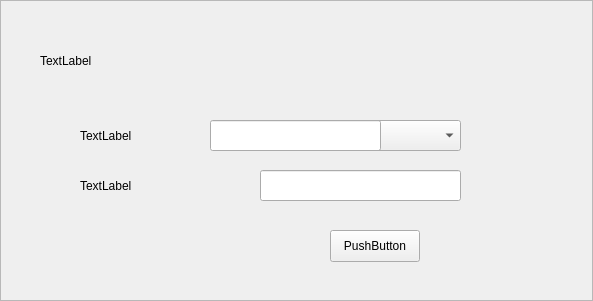
The window that lwrma/src/app/ui/ReConnectWifi.ui (SiteView/Lenovo) describes before a commit, drawn with Qt 5.
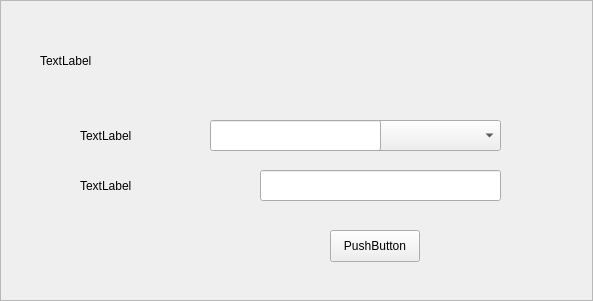
The same window after the commit.

Patch:
```diff
--- a/lwrma/src/app/ui/ReConnectWifi.ui
+++ b/lwrma/src/app/ui/ReConnectWifi.ui
@@ -24,7 +24,7 @@
     <rect>
      <x>260</x>
      <y>120</y>
-     <width>201</width>
+     <width>241</width>
      <height>31</height>
     </rect>
    </property>
@@ -85,7 +85,7 @@
     <rect>
      <x>260</x>
      <y>170</y>
-     <width>201</width>
+     <width>241</width>
      <height>31</height>
     </rect>
    </property>
```
